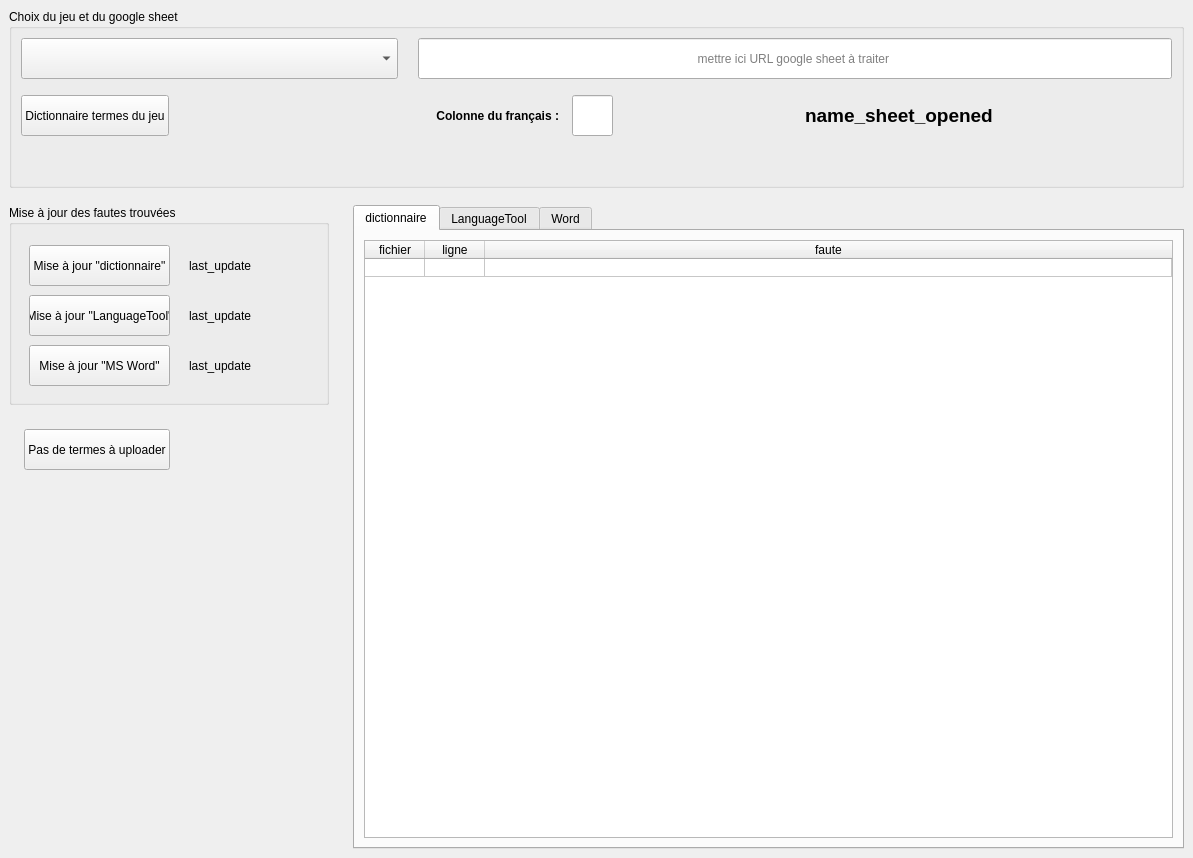
Above: qt_files/mainwindow.ui from Silous888/RawTextCheck before the change. Below: the same form after it.
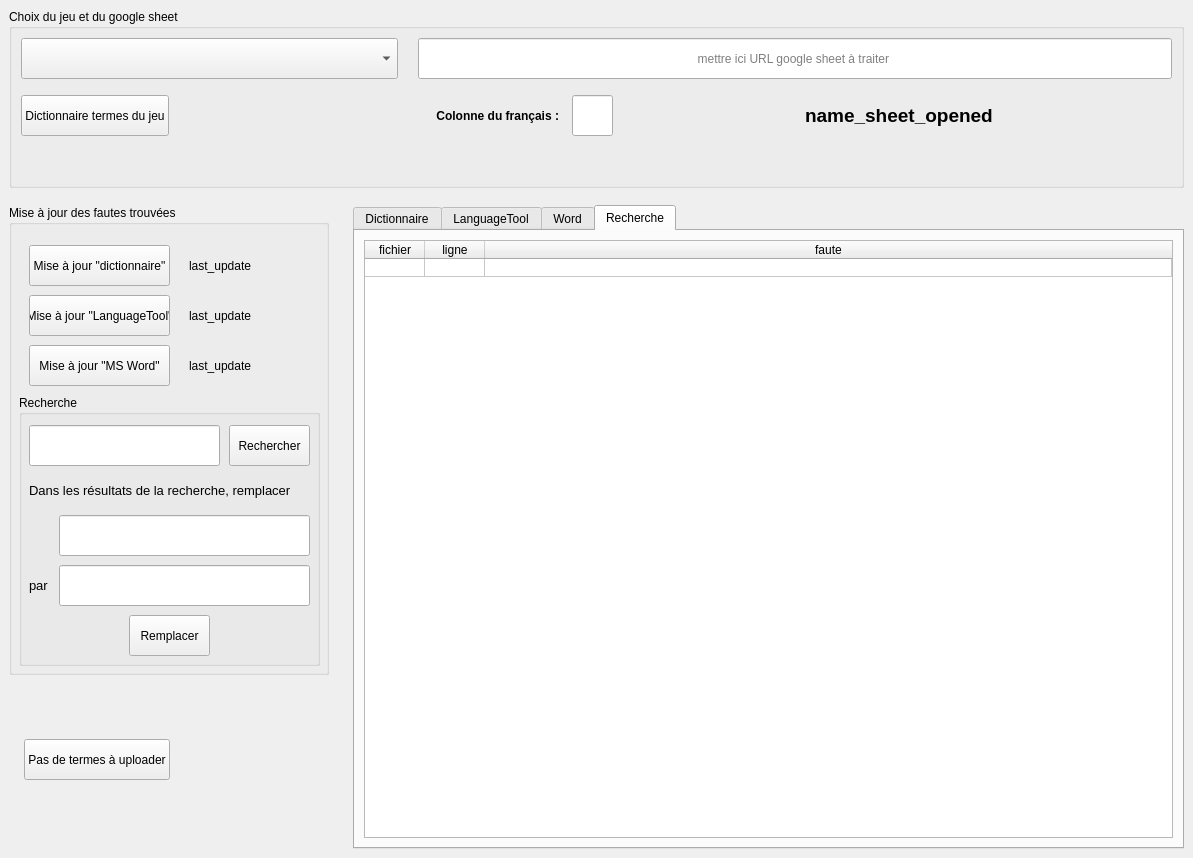
That is the form after the change. The open tabs and pages were chosen to show the change. Icons and pictures are not drawn.

Commit message: add research method, and every method works on folder

```diff
--- a/qt_files/mainwindow.ui
+++ b/qt_files/mainwindow.ui
@@ -227,19 +227,19 @@
          <number>24</number>
         </property>
         <item>
-         <layout class="QVBoxLayout" name="verticalLayout_1_2_1">
+         <layout class="QVBoxLayout" name="verticalLayout_1_2_1" stretch="0,0,0,2">
           <item>
            <widget class="QGroupBox" name="groupBox_1_2_1">
             <property name="minimumSize">
              <size>
               <width>320</width>
-              <height>200</height>
+              <height>470</height>
              </size>
             </property>
             <property name="maximumSize">
              <size>
               <width>320</width>
-              <height>200</height>
+              <height>470</height>
              </size>
             </property>
             <property name="title">
@@ -329,8 +329,126 @@
               <string>last_update</string>
              </property>
             </widget>
+            <widget class="QGroupBox" name="groupBox_1_2_1_1">
+             <property name="geometry">
+              <rect>
+               <x>10</x>
+               <y>190</y>
+               <width>301</width>
+               <height>271</height>
+              </rect>
+             </property>
+             <property name="title">
+              <string>Recherche</string>
+             </property>
+             <widget class="QPushButton" name="pushButton_method_search">
+              <property name="geometry">
+               <rect>
+                <x>210</x>
+                <y>30</y>
+                <width>81</width>
+                <height>41</height>
+               </rect>
+              </property>
+              <property name="text">
+               <string>Rechercher</string>
+              </property>
+             </widget>
+             <widget class="QLineEdit" name="lineEdit_search">
+              <property name="geometry">
+               <rect>
+                <x>10</x>
+                <y>30</y>
+                <width>191</width>
+                <height>41</height>
+               </rect>
+              </property>
+             </widget>
+             <widget class="QLineEdit" name="lineEdit_search_result">
+              <property name="geometry">
+               <rect>
+                <x>40</x>
+                <y>120</y>
+                <width>251</width>
+                <height>41</height>
+               </rect>
+              </property>
+             </widget>
+             <widget class="QPushButton" name="pushButton_method_replace">
+              <property name="geometry">
+               <rect>
+                <x>110</x>
+                <y>220</y>
+                <width>81</width>
+                <height>41</height>
+               </rect>
+              </property>
+              <property name="text">
+               <string>Remplacer</string>
+              </property>
+             </widget>
+             <widget class="QLabel" name="label_replace_1">
+              <property name="geometry">
+               <rect>
+                <x>10</x>
+                <y>75</y>
+                <width>281</width>
+                <height>41</height>
+               </rect>
+              </property>
+              <property name="font">
+               <font>
+                <pointsize>10</pointsize>
+               </font>
+              </property>
+              <property name="text">
+               <string>Dans les résultats de la recherche, remplacer </string>
+              </property>
+             </widget>
+             <widget class="QLineEdit" name="lineEdit_replace">
+              <property name="geometry">
+               <rect>
+                <x>40</x>
+                <y>170</y>
+                <width>251</width>
+                <height>41</height>
+               </rect>
+              </property>
+             </widget>
+             <widget class="QLabel" name="label_replace_2">
+              <property name="geometry">
+               <rect>
+                <x>10</x>
+                <y>170</y>
+                <width>41</width>
+                <height>41</height>
+               </rect>
+              </property>
+              <property name="font">
+               <font>
+                <pointsize>10</pointsize>
+               </font>
+              </property>
+              <property name="text">
+               <string>par</string>
+              </property>
+             </widget>
+            </widget>
            </widget>
           </item>
+          <item>
+           <spacer name="verticalSpacer">
+            <property name="orientation">
+             <enum>Qt::Vertical</enum>
+            </property>
+            <property name="sizeHint" stdset="0">
+             <size>
+              <width>20</width>
+              <height>40</height>
+             </size>
+            </property>
+           </spacer>
+          </item>
           <item>
            <layout class="QHBoxLayout" name="horizontalLayout_1_2_1_1">
             <property name="leftMargin">
@@ -389,7 +507,7 @@
           </property>
           <widget class="QWidget" name="tab_1">
            <attribute name="title">
-            <string>dictionnaire</string>
+            <string>Dictionnaire</string>
            </attribute>
            <layout class="QGridLayout" name="gridLayout_2">
             <item row="0" column="0">
@@ -546,6 +664,58 @@
             </item>
            </layout>
           </widget>
+          <widget class="QWidget" name="tab_4">
+           <attribute name="title">
+            <string>Recherche</string>
+           </attribute>
+           <layout class="QGridLayout" name="gridLayout_3">
+            <item row="0" column="0">
+             <widget class="QTableWidget" name="tableWidget_4">
+              <property name="contextMenuPolicy">
+               <enum>Qt::CustomContextMenu</enum>
+              </property>
+              <property name="selectionMode">
+               <enum>QAbstractItemView::SingleSelection</enum>
+              </property>
+              <property name="selectionBehavior">
+               <enum>QAbstractItemView::SelectRows</enum>
+              </property>
+              <attribute name="horizontalHeaderDefaultSectionSize">
+               <number>60</number>
+              </attribute>
+              <attribute name="horizontalHeaderStretchLastSection">
+               <bool>true</bool>
+              </attribute>
+              <attribute name="verticalHeaderVisible">
+               <bool>false</bool>
+              </attribute>
+              <attribute name="verticalHeaderDefaultSectionSize">
+               <number>15</number>
+              </attribute>
+              <row>
+               <property name="text">
+                <string>1</string>
+               </property>
+              </row>
+              <column>
+               <property name="text">
+                <string>fichier</string>
+               </property>
+              </column>
+              <column>
+               <property name="text">
+                <string>ligne</string>
+               </property>
+              </column>
+              <column>
+               <property name="text">
+                <string>faute</string>
+               </property>
+              </column>
+             </widget>
+            </item>
+           </layout>
+          </widget>
          </widget>
         </item>
        </layout>
```
Left out of the diff: 3 changed lines with no effect on the pictures. The commit also changes 3 other files.
